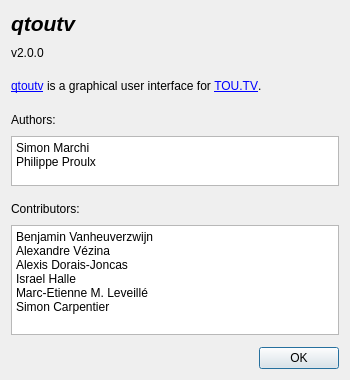
Qt form toutvqt/dat/ui/about_dialog.ui (bvanheu/pytoutv) before a commit.
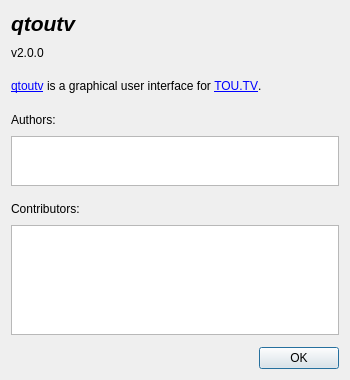
The same form after that commit.

Commit message: Qt: get about dialog authors/contribs out of UI

```diff
--- a/toutvqt/dat/ui/about_dialog.ui
+++ b/toutvqt/dat/ui/about_dialog.ui
@@ -2,6 +2,14 @@
 <ui version="4.0">
  <class>about_dialog</class>
  <widget class="QDialog" name="about_dialog">
+  <property name="geometry">
+   <rect>
+    <x>0</x>
+    <y>0</y>
+    <width>350</width>
+    <height>380</height>
+   </rect>
+  </property>
   <property name="minimumSize">
    <size>
     <width>350</width>
@@ -112,10 +120,6 @@
      <property name="readOnly">
       <bool>true</bool>
      </property>
-     <property name="plainText">
-      <string>Simon Marchi
-Philippe Proulx</string>
-     </property>
     </widget>
    </item>
    <item>
@@ -161,14 +165,6 @@
      <property name="readOnly">
       <bool>true</bool>
      </property>
-     <property name="plainText">
-      <string>Benjamin Vanheuverzwijn
-Alexandre Vézina
-Alexis Dorais-Joncas
-Israel Halle
-Marc-Etienne M. Leveillé
-Simon Carpentier</string>
-     </property>
     </widget>
    </item>
    <item>
```
The commit also changes 2 other files.
